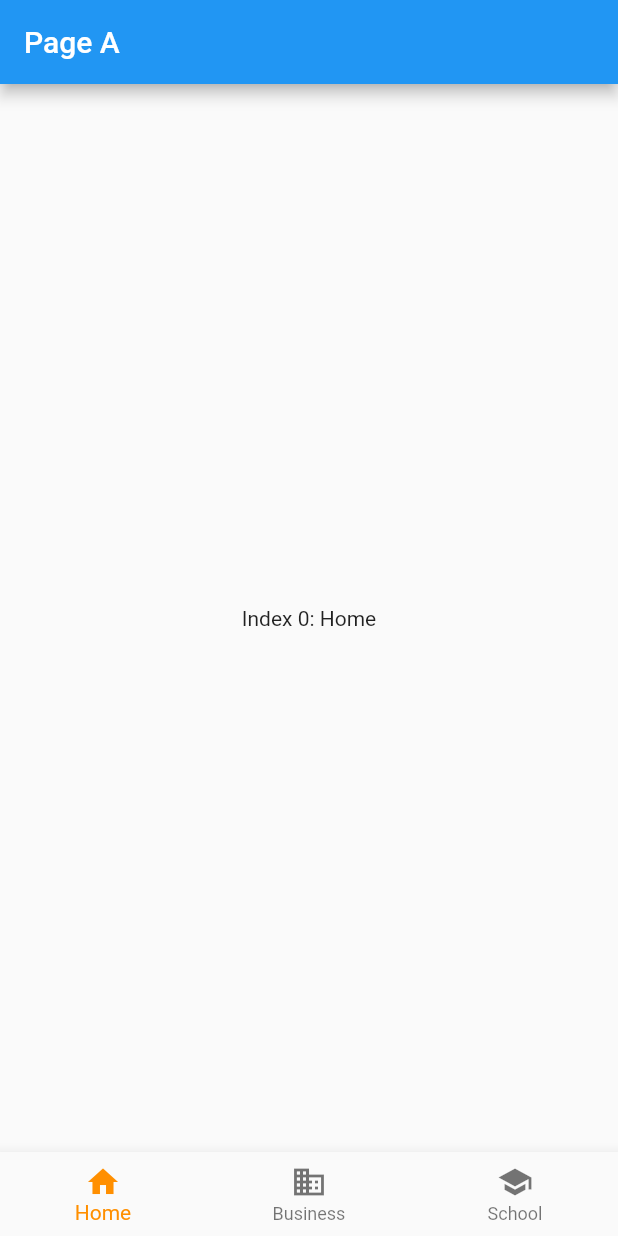
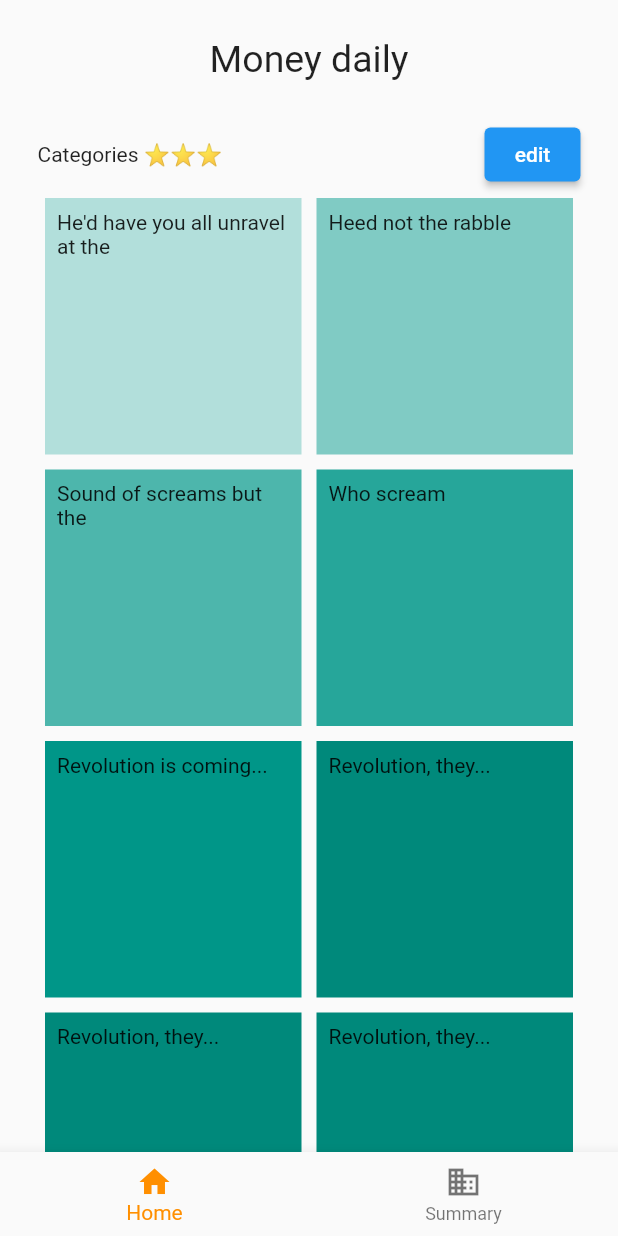
Before and after one commit to supawadee0789/money-daily, a Flutter app: the screen it shows after launch, on a phone screen of 412 x 824 dp. Run offline on Flutter 3.47's test engine with Material 2 defaults, Android fonts, the phone set to English and light mode, and no system bars; our stand-ins replace bloc, flutter_bloc.

Commit message:
add home content

```diff
--- a/lib/home/bottomNav/bottomNav.dart
+++ b/lib/home/bottomNav/bottomNav.dart
@@ -17,11 +17,7 @@ class BottomNav extends StatelessWidget {
             ),
             BottomNavigationBarItem(
               icon: Icon(Icons.business),
-              label: 'Business',
-            ),
-            BottomNavigationBarItem(
-              icon: Icon(Icons.school),
-              label: 'School',
+              label: 'Summary',
             ),
           ],
           currentIndex: state.index,
--- a/lib/home/home.dart
+++ b/lib/home/home.dart
@@ -4,40 +4,26 @@ import 'package:money_daily/home/bottomNav/cubit/bottomnav_cubit.dart';
 
 import '../navigationBloc/navbloc_bloc.dart';
 import 'bottomNav/bottomNav.dart';
+import 'homeContent.dart';
 
 class HomePage extends StatelessWidget {
   const HomePage({Key? key}) : super(key: key);
 
   static const List<Widget> _widgetOptions = <Widget>[
+    HomeContent(),
     Text(
-      'Index 0: Home',
-    ),
-    Text(
-      'Index 1: Business',
-    ),
-    Text(
-      'Index 2: School',
-    ),
+      'Index 1: summary',
+    )
   ];
 
   @override
   Widget build(BuildContext context) {
-    return BlocListener<NavBloc, NavblocState>(
-      listener: (context, state) {
-        if (state is StateAddCategory) {
-          Navigator.of(context).pushNamed('/addCategory');
-        }
-      },
-      child: Scaffold(
-        appBar: AppBar(
-          title: Text('Page A'),
-        ),
-        body: BlocBuilder<BottomnavCubit, BottomnavState>(
-          builder: ((context, state) =>
-              Center(child: _widgetOptions.elementAt(state.index))),
-        ),
-        bottomNavigationBar: const BottomNav(),
+    return Scaffold(
+      body: BlocBuilder<BottomnavCubit, BottomnavState>(
+        builder: ((context, state) =>
+            Center(child: _widgetOptions.elementAt(state.index))),
       ),
+      bottomNavigationBar: const BottomNav(),
     );
   }
 }
--- /dev/null
+++ b/lib/home/homeContent.dart
@@ -0,0 +1,106 @@
+import 'package:flutter/material.dart';
+import 'package:flutter_bloc/flutter_bloc.dart';
+
+import '../navigationBloc/navbloc_bloc.dart';
+
+class HomeContent extends StatelessWidget {
+  const HomeContent({Key? key}) : super(key: key);
+
+  @override
+  Widget build(BuildContext context) {
+    return BlocListener<NavBloc, NavblocState>(
+      listener: (context, state) {
+        if (state is StateAddCategory) {
+          Navigator.of(context).pushNamed('/addCategory');
+        }
+      },
+      child: SafeArea(
+          child: Padding(
+        padding: const EdgeInsets.symmetric(horizontal: 25),
+        child: Column(
+          children: [
+            const Padding(
+              padding: EdgeInsets.symmetric(vertical: 25),
+              child: Text("Money daily", style: TextStyle(fontSize: 25)),
+            ),
+            Row(
+              mainAxisAlignment: MainAxisAlignment.spaceBetween,
+              children: [
+                const Text("Categories ⭐⭐⭐"),
+                ElevatedButton(onPressed: () => {}, child: const Text('edit'))
+              ],
+            ),
+            Expanded(
+              child: GridView.count(
+                primary: false,
+                padding: const EdgeInsets.all(5),
+                crossAxisSpacing: 10,
+                mainAxisSpacing: 10,
+                crossAxisCount: 2,
+                children: <Widget>[
+                  Container(
+                    padding: const EdgeInsets.all(8),
+                    color: Colors.teal[100],
+                    child: const Text("He'd have you all unravel at the"),
+                  ),
+                  Container(
+                    padding: const EdgeInsets.all(8),
+                    color: Colors.teal[200],
+                    child: const Text('Heed not the rabble'),
+                  ),
+                  Container(
+                    padding: const EdgeInsets.all(8),
+                    color: Colors.teal[300],
+                    child: const Text('Sound of screams but the'),
+                  ),
+                  Container(
+                    padding: const EdgeInsets.all(8),
+                    color: Colors.teal[400],
+                    child: const Text('Who scream'),
+                  ),
+                  Container(
+                    padding: const EdgeInsets.all(8),
+                    color: Colors.teal[500],
+                    child: const Text('Revolution is coming...'),
+                  ),
+                  Container(
+                    padding: const EdgeInsets.all(8),
+                    color: Colors.teal[600],
+                    child: const Text('Revolution, they...'),
+                  ),
+                  Container(
+                    padding: const EdgeInsets.all(8),
+                    color: Colors.teal[600],
+                    child: const Text('Revolution, they...'),
+                  ),
+                  Container(
+                    padding: const EdgeInsets.all(8),
+                    color: Colors.teal[600],
+                    child: const Text('Revolution, they...'),
+                  ),
+                  Container(
+                    padding: const EdgeInsets.all(8),
+                    color: Colors.teal[600],
+                    child: const Text('Revolution, they...'),
+                  ),
+                  InkWell(
+                    onTap: () =>
+                        context.read<NavBloc>().add(EventAddCategory()),
+                    child: Container(
+                      padding: const EdgeInsets.all(8),
+                      decoration: BoxDecoration(
+                          border: Border.all(),
+                          borderRadius: BorderRadius.circular(10)),
+                      // color: Colors.teal[600],
+                      child: const Center(child: Icon(Icons.add_box_rounded)),
+                    ),
+                  ),
+                ],
+              ),
+            )
+          ],
+        ),
+      )),
+    );
+  }
+}
```
